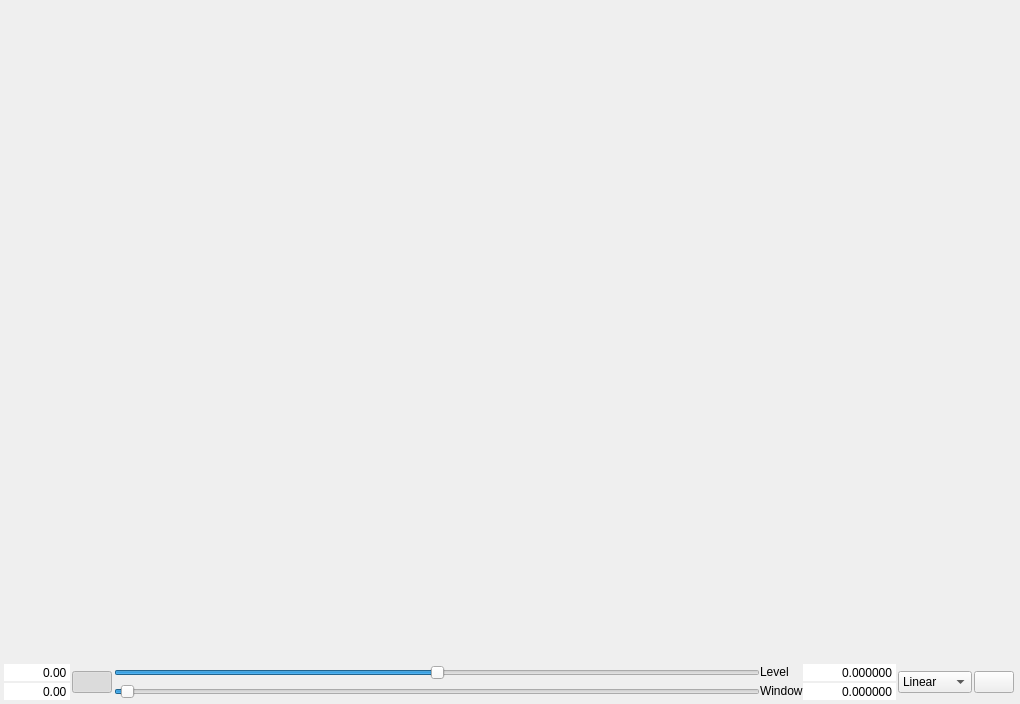
Before: the Qt Designer form GUI/studyviewwidget.ui in AlizaMedicalImaging/AlizaMS, drawn with Qt 5.
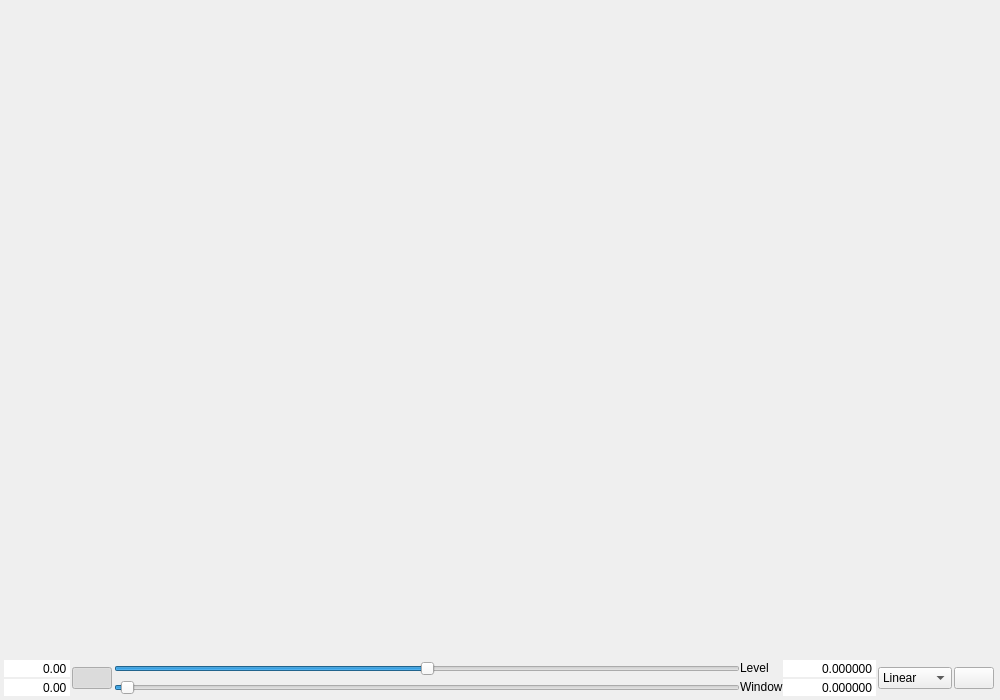
After: the same form once the commit is applied. Icons and pictures are not drawn.

What changed in the file:
```diff
--- a/GUI/studyviewwidget.ui
+++ b/GUI/studyviewwidget.ui
@@ -6,8 +6,8 @@
    <rect>
     <x>0</x>
     <y>0</y>
-    <width>1020</width>
-    <height>704</height>
+    <width>1000</width>
+    <height>700</height>
    </rect>
   </property>
   <property name="sizePolicy">
```
